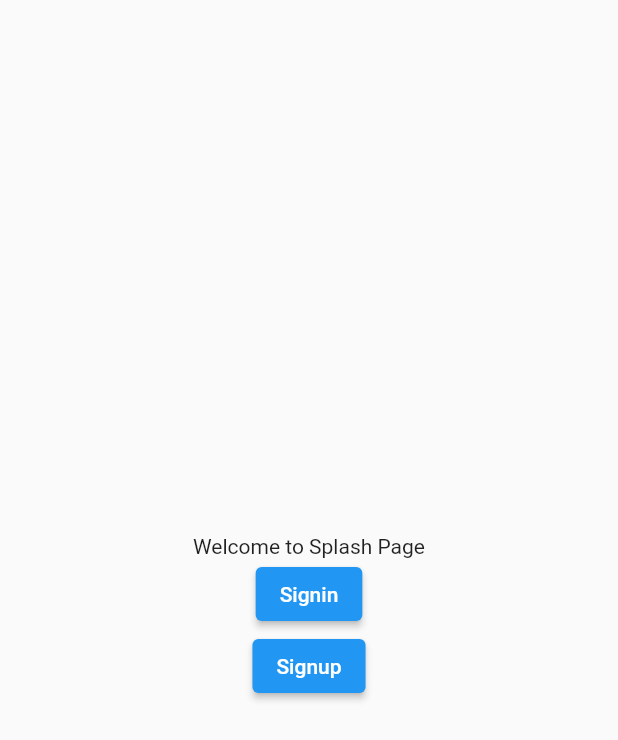
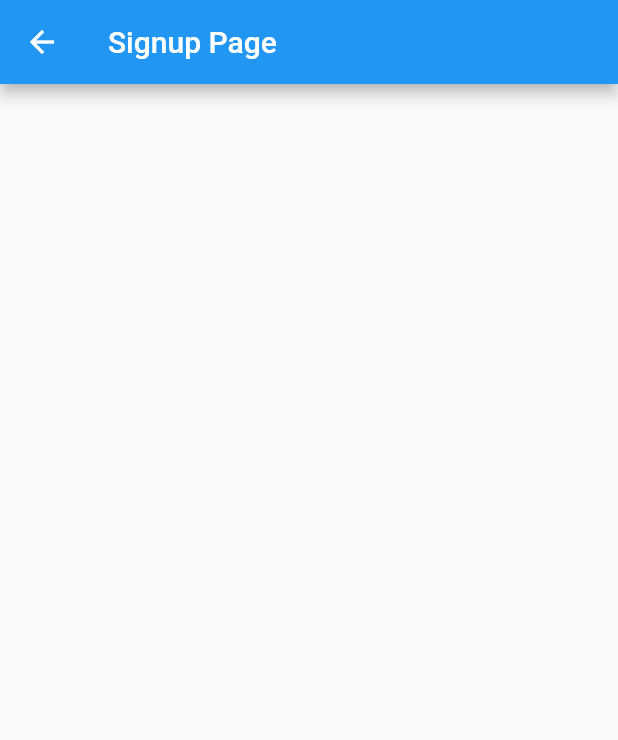
Before and after one commit to Quelich/viper-auth, a Flutter app: the screen it shows after launch, after a tap on "Signup", on a phone screen of 412 x 824 dp. Shown: the top 740 px of the screen. Run offline on Flutter 3.47's test engine with Material 2 defaults, Android fonts, the phone set to English and light mode, and no system bars; our stand-ins replace firebase_core; accounts and stored records are empty.

Commit message:
add routing

```diff
--- a/lib/auth_app.dart
+++ b/lib/auth_app.dart
@@ -1,6 +1,5 @@
 import 'package:auth_app/view/splash_page.dart';
 import 'package:flutter/material.dart';
-import 'view/home_page.dart';
 
 class AuthApp extends StatelessWidget {
   const AuthApp({Key? key}) : super(key: key);
@@ -14,7 +13,7 @@ class AuthApp extends StatelessWidget {
         // is not restarted.
         primarySwatch: Colors.blue,
       ),
-      home: const SplashPage(),
+      home: SplashPage(),
     );
   }
 }
--- /dev/null
+++ b/lib/router/auth_app_router.dart
@@ -0,0 +1,46 @@
+import 'package:flutter/material.dart';
+
+import '../view/home_page.dart';
+import '../view/signin_page.dart';
+import '../view/splash_page.dart';
+import '../view/signup_page.dart';
+
+class AuthAppRouter {
+  void navigateToHomePage(BuildContext context) {
+    Navigator.push(
+      context,
+      MaterialPageRoute(
+        builder: (context) => HomePage(),
+      ),
+    );
+  }
+
+  void navigateToSplashPage(BuildContext context) {
+    Navigator.push(
+      context,
+      MaterialPageRoute(
+        builder: (context) => SplashPage(),
+      ),
+    );
+  }
+
+  void navigateToSigninPage(BuildContext context) {
+    print("Call AuthAppRouter.navigateToSigninPage");
+    Navigator.push(
+      context,
+      MaterialPageRoute(
+        builder: (context) => SigninPage(),
+      ),
+    );
+  }
+
+  void navigateToSignupPage(BuildContext context) {
+    print("Call AuthAppRouter.navigateToSignupPage");
+    Navigator.push(
+      context,
+      MaterialPageRoute(
+        builder: (context) => SignupPage(),
+      ),
+    );
+  }
+}
--- a/lib/view/signup_page.dart
+++ b/lib/view/signup_page.dart
@@ -0,0 +1,24 @@
+import 'package:flutter/material.dart';
+
+class SignupPage extends StatefulWidget {
+  const SignupPage({Key? key}) : super(key: key);
+
+  @override
+  State<SignupPage> createState() => _SiguUpPageState();
+}
+
+class _SiguUpPageState extends State<SignupPage> {
+  @override
+  Widget build(BuildContext context) {
+    return Scaffold(
+      appBar: AppBar(
+        title: const Text('Signup Page'),
+      ),
+      body: Center(
+        child: Column(
+          children: [],
+        ),
+      ),
+    );
+  }
+}
--- a/lib/view/splash_page.dart
+++ b/lib/view/splash_page.dart
@@ -1,9 +1,12 @@
 import 'package:flutter/material.dart';
-import 'package:flutter/src/foundation/key.dart';
-import 'package:flutter/src/widgets/framework.dart';
+import '../presenter/signin_presenter.dart';
+import '../presenter/signup_presenter.dart';
 
 class SplashPage extends StatelessWidget {
-  const SplashPage({Key? key}) : super(key: key);
+  SplashPage({Key? key}) : super(key: key);
+
+  final _signinPresenter = SigninPresenter();
+  final _signupPresenter = SignupPresenter();
 
   @override
   Widget build(BuildContext context) {
@@ -17,15 +20,15 @@ class SplashPage extends StatelessWidget {
             ),
             ElevatedButton(
               onPressed: () {
-                // navigate to sign in page
+                _signinPresenter.router.navigateToSigninPage(context);
               },
-              child: Text("Signin"),
+              child: const Text("Signin"),
             ),
             ElevatedButton(
               onPressed: () {
-                // navigate to sign up page
+                _signupPresenter.router.navigateToSignupPage(context);
               },
-              child: Text("Signup"),
+              child: const Text("Signup"),
             ),
           ],
         ),
```
Also changed, not shown: lib/presenter/signin_presenter.dart (added, +7 -0 lines), lib/presenter/signup_presenter.dart (added, +8 -0 lines), lib/view/home_page.dart (+3 -30 lines), lib/view/signin_page.dart (+24 -0 lines), lib/interactor/signup_interactor.dart (added).
